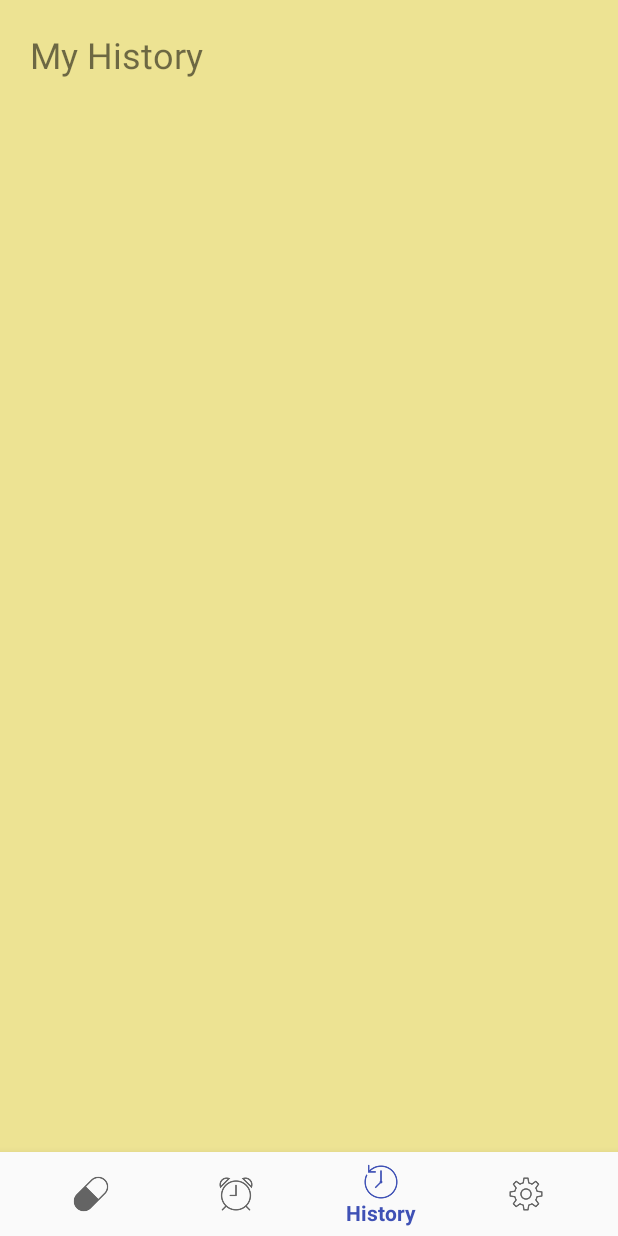
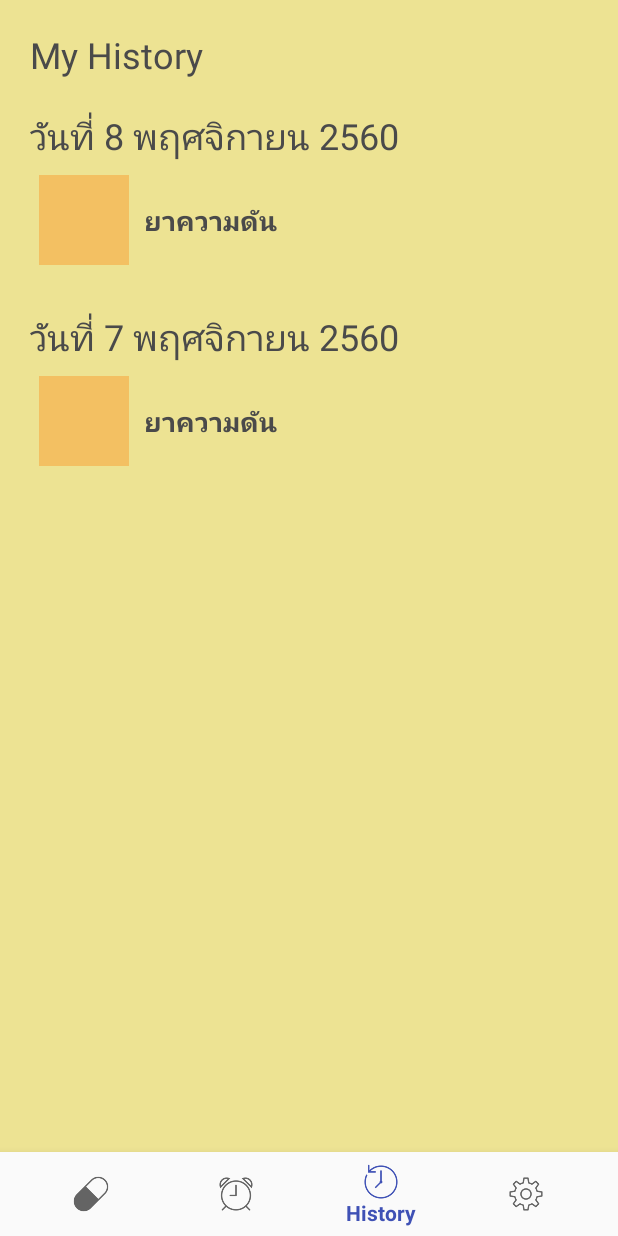
Before and after one commit to iamteerawut/se_project, an Android app: the screen it shows after launch (MainActivity), item 3 of the bottom bar chosen, on a phone screen of 412 x 824 dp. Run offline under Robolectric (Android 15) with nearby library versions, the phone set to English and light mode, and no system bars.

Commit message:
Update all ui

```diff
--- a/Pillminder/app/src/main/java/com/se/pillminder/PillFragment.java
+++ b/Pillminder/app/src/main/java/com/se/pillminder/PillFragment.java
@@ -37,32 +37,32 @@ public class PillFragment extends Fragment {
         // Inflate the layout for this fragment
         this.rootView = inflater.inflate(R.layout.fragment_pill, container, false);
 
-        Button edit_pill = rootView.findViewById(R.id.edit_pill1);
-        edit_pill.setOnClickListener(new View.OnClickListener() {
-            @Override
-            public void onClick(View v) {
-                final Dialog dialog = new Dialog(PillFragment.this.getContext());
-                dialog.setContentView(R.layout.dialog_editpill);
-
-                Button ok_action = (Button) dialog.findViewById(R.id.ok_action);
-                Button cancel_action = (Button) dialog.findViewById(R.id.cancel_action);
-
-                ok_action.setOnClickListener(new View.OnClickListener() {
-                    @Override
-                    public void onClick(View v) {
-                        dialog.dismiss();
-                    }
-                });
-
-                cancel_action.setOnClickListener(new View.OnClickListener() {
-                    @Override
-                    public void onClick(View v) {
-                        dialog.dismiss();
-                    }
-                });
-                dialog.show();
-            }
-        });
+//        Button edit_pill = rootView.findViewById(R.id.edit_pill1);
+//        edit_pill.setOnClickListener(new View.OnClickListener() {
+//            @Override
+//            public void onClick(View v) {
+//                final Dialog dialog = new Dialog(PillFragment.this.getContext());
+//                dialog.setContentView(R.layout.dialog_editpill);
+//
+//                Button ok_action = (Button) dialog.findViewById(R.id.ok_action);
+//                Button cancel_action = (Button) dialog.findViewById(R.id.cancel_action);
+//
+//                ok_action.setOnClickListener(new View.OnClickListener() {
+//                    @Override
+//                    public void onClick(View v) {
+//                        dialog.dismiss();
+//                    }
+//                });
+//
+//                cancel_action.setOnClickListener(new View.OnClickListener() {
+//                    @Override
+//                    public void onClick(View v) {
+//                        dialog.dismiss();
+//                    }
+//                });
+//                dialog.show();
+//            }
+//        });
 
         Button add_pill = rootView.findViewById(R.id.add_pill);
         add_pill.setOnClickListener(new View.OnClickListener() {
--- a/Pillminder/app/src/main/res/layout/fragment_alert.xml
+++ b/Pillminder/app/src/main/res/layout/fragment_alert.xml
@@ -6,6 +6,7 @@
 
     <!-- TODO: Update blank fragment layout -->
     <LinearLayout
+        android:background="#a28fc1"
         android:orientation="vertical"
         android:layout_width="match_parent"
         android:layout_height="match_parent">
--- a/Pillminder/app/src/main/res/layout/fragment_history.xml
+++ b/Pillminder/app/src/main/res/layout/fragment_history.xml
@@ -5,8 +5,20 @@
     tools:context="com.se.pillminder.HistoryFragment">
 
     <!-- TODO: Update blank fragment layout -->
+
+    <!--<android.support.constraint.ConstraintLayout-->
+    <!--android:layout_width="match_parent"-->
+    <!--android:layout_height="match_parent">-->
+
+    <!--<ListView-->
+    <!--android:id="@+id/listviewID"-->
+    <!--android:layout_width="match_parent"-->
+    <!--android:layout_height="match_parent" />-->
+    <!--</android.support.constraint.ConstraintLayout>-->
+
     <LinearLayout
         android:background="#ede393"
+        android:orientation="vertical"
         android:layout_width="match_parent"
         android:layout_height="match_parent">
 
@@ -15,9 +27,107 @@
             android:layout_marginTop="20dp"
             android:layout_marginLeft="20dp"
             android:textSize="24sp"
+            android:textColor="#4a4a4a"
             android:text="My History"
+            android:layout_width="wrap_content"
+            android:layout_height="wrap_content" />
+
+        <TextView
+            android:id="@+id/date"
+            android:layout_marginTop="20dp"
+            android:layout_marginLeft="20dp"
+            android:textSize="24sp"
+            android:textColor="#4a4a4a"
+            android:text="วันที่ 8 พฤศจิกายน 2560"
+            android:layout_width="wrap_content"
+            android:layout_height="wrap_content" />
+
+        <LinearLayout
+
+            android:layout_marginLeft="16dp"
+            android:layout_marginRight="16dp"
+            android:orientation="horizontal"
             android:layout_width="match_parent"
-            android:layout_height="match_parent" />
+            android:layout_height="80dp">
+
+
+            <ImageView
+                android:id="@+id/pill_img"
+                android:layout_marginLeft="10dp"
+                android:layout_gravity="center"
+                android:background="#55ff7800"
+                android:layout_width="60dp"
+                android:layout_height="60dp" />
+
+
+            <LinearLayout
+                android:layout_marginLeft="10dp"
+                android:layout_gravity="center"
+                android:orientation="vertical"
+                android:layout_width="wrap_content"
+                android:layout_height="wrap_content">
+
+                <TextView
+                    android:id="@+id/pill_name"
+                    android:text="ยาความดัน"
+                    android:textSize="18sp"
+                    android:textColor="#4a4a4a"
+                    android:textStyle="bold"
+                    android:layout_width="wrap_content"
+                    android:layout_height="wrap_content" />
+
+            </LinearLayout>
+
+        </LinearLayout>
+
+        <TextView
+            android:id="@+id/date2"
+            android:layout_marginTop="20dp"
+            android:layout_marginLeft="20dp"
+            android:textSize="24sp"
+            android:textColor="#4a4a4a"
+            android:text="วันที่ 7 พฤศจิกายน 2560"
+            android:layout_width="wrap_content"
+            android:layout_height="wrap_content" />
+
+        <LinearLayout
+
+            android:layout_marginLeft="16dp"
+            android:layout_marginRight="16dp"
+            android:orientation="horizontal"
+            android:layout_width="match_parent"
+            android:layout_height="80dp">
+
+
+            <ImageView
+                android:id="@+id/pill_img2"
+                android:layout_marginLeft="10dp"
+                android:layout_gravity="center"
+                android:background="#55ff7800"
+                android:layout_width="60dp"
+                android:layout_height="60dp" />
+
+
+            <LinearLayout
+                android:layout_marginLeft="10dp"
+                android:layout_gravity="center"
+                android:orientation="vertical"
+                android:layout_width="wrap_content"
+                android:layout_height="wrap_content">
+
+                <TextView
+                    android:id="@+id/pill_name2"
+                    android:text="ยาความดัน"
+                    android:textSize="18sp"
+                    android:textColor="#4a4a4a"
+                    android:textStyle="bold"
+                    android:layout_width="wrap_content"
+                    android:layout_height="wrap_content" />
+
+            </LinearLayout>
+
+        </LinearLayout>
+
     </LinearLayout>
 
 </FrameLayout>
--- a/Pillminder/app/src/main/res/layout/fragment_pill.xml
+++ b/Pillminder/app/src/main/res/layout/fragment_pill.xml
@@ -17,6 +17,7 @@
     <!--</android.support.constraint.ConstraintLayout>-->
 
     <LinearLayout
+        android:background="#b5d682"
         android:orientation="vertical"
         android:layout_width="match_parent"
         android:layout_height="match_parent">
```
